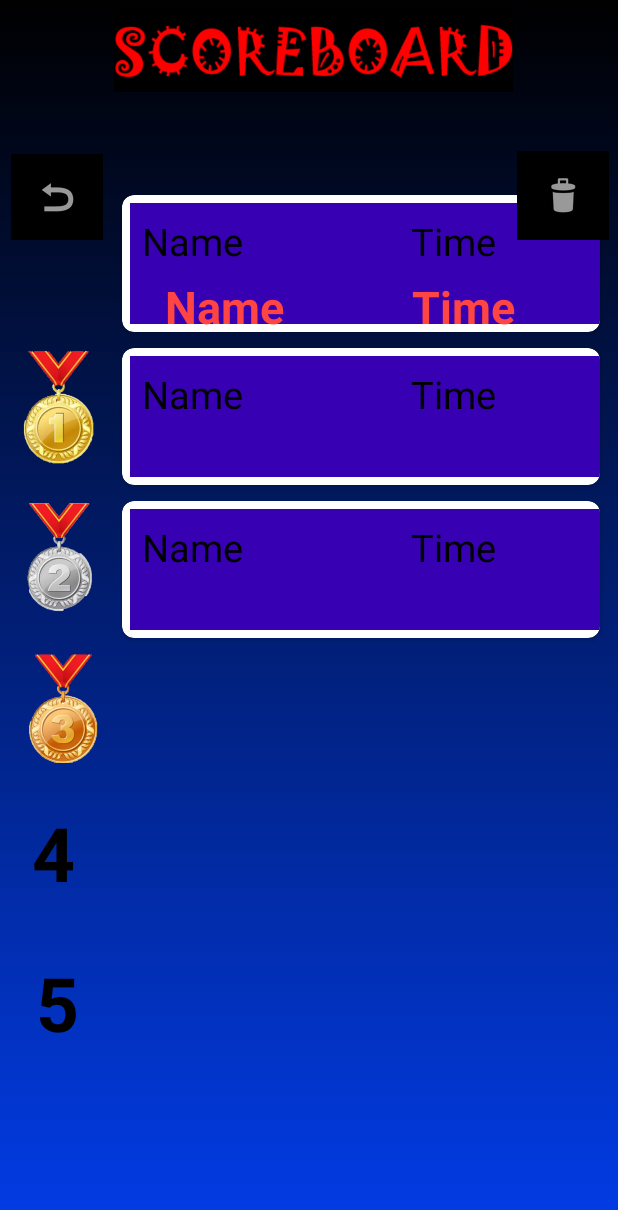
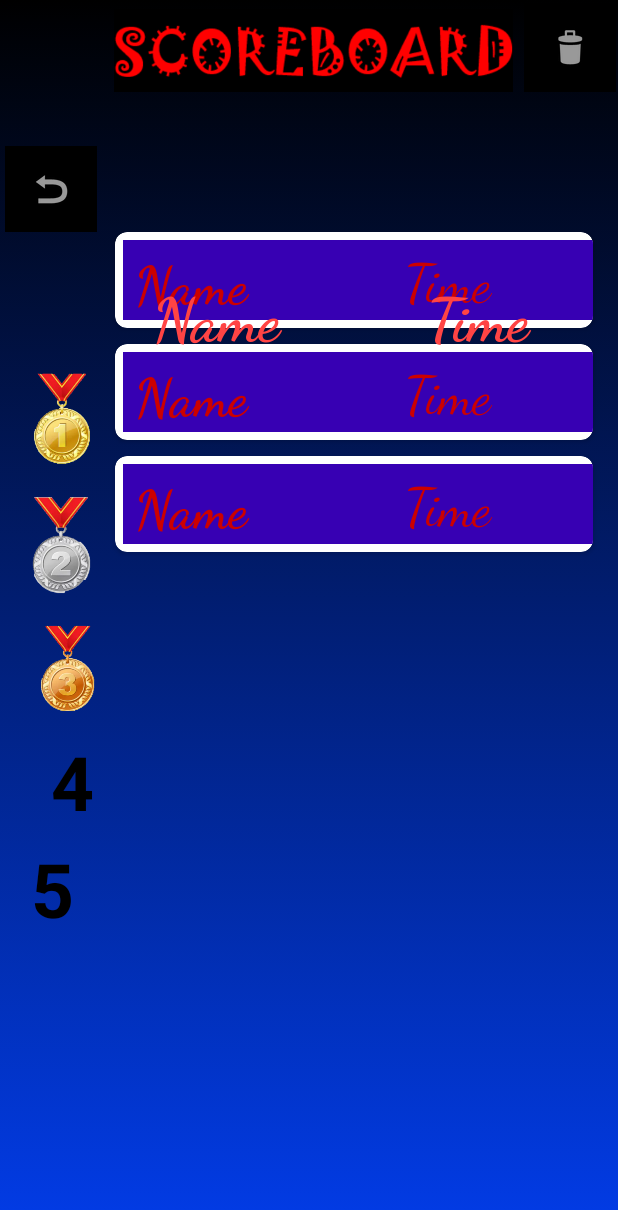
Before and after one commit to DIT113-V22/group-08, an Android app: the layout activity_scoreboard.xml on its own in the app's theme, with its tools: preview values and no code run, on a phone screen of 412 x 824 dp. Shown: the top 1210 px of the screen. Run offline under Robolectric (Android 15) with nearby library versions, the phone set to English and light mode, and no system bars; plain views replace CircularImageView.

Commit message:
Improvements on Leaderboard screen

```diff
--- a/Android/islandRush/app/src/main/res/layout-land/activity_scoreboard.xml
+++ b/Android/islandRush/app/src/main/res/layout-land/activity_scoreboard.xml
@@ -6,56 +6,57 @@
     android:layout_height="match_parent"
     android:background="@drawable/background1"
     android:orientation="vertical"
+    android:theme="@style/Theme.IslandRush.NoActionBar"
     tools:context=".MainActivity">
 
 
     <androidx.recyclerview.widget.RecyclerView
         android:id="@+id/idRvScoreboard"
-        android:layout_width="340dp"
-        android:layout_height="274dp"
+        android:layout_width="333dp"
+        android:layout_height="403dp"
         android:layout_alignStart="@+id/idRvScoreboard"
         android:layout_alignParentEnd="true"
         android:layout_alignParentBottom="true"
         android:layout_marginStart="0dp"
-        android:layout_marginEnd="4dp"
-        android:layout_marginBottom="3dp"
-        tools:listitem="@layout/playerscore_rv_item"
-        tools:ignore="NotSibling" />
+        android:layout_marginEnd="0dp"
+        android:layout_marginBottom="0dp"
+        tools:ignore="NotSibling"
+        tools:listitem="@layout/playerscore_rv_item" />
 
     <ImageView
         android:id="@+id/imageView2"
-        android:layout_width="356dp"
+        android:layout_width="250dp"
         android:layout_height="wrap_content"
         android:layout_alignParentEnd="true"
         android:layout_alignParentBottom="true"
-        android:layout_marginEnd="58dp"
-        android:layout_marginBottom="315dp"
+        android:layout_marginEnd="432dp"
+        android:layout_marginBottom="13dp"
         app:srcCompat="@drawable/score" />
 
     <TextView
         android:id="@+id/textView"
-        android:layout_width="wrap_content"
-        android:layout_height="wrap_content"
+        android:layout_width="74dp"
+        android:layout_height="67dp"
         android:layout_alignParentEnd="true"
         android:layout_alignParentBottom="true"
-        android:layout_marginEnd="246dp"
-        android:layout_marginBottom="283dp"
-        android:text="Name"
-        android:textColor="@android:color/holo_red_light"
-        android:textSize="30sp"
+        android:layout_marginEnd="336dp"
+        android:layout_marginBottom="12dp"
+        android:text="   5"
+        android:textColor="@color/dark_black"
+        android:textSize="40sp"
         android:textStyle="bold" />
 
     <TextView
         android:id="@+id/textView6"
-        android:layout_width="wrap_content"
+        android:layout_width="74dp"
         android:layout_height="wrap_content"
         android:layout_alignParentEnd="true"
         android:layout_alignParentBottom="true"
-        android:layout_marginEnd="73dp"
-        android:layout_marginBottom="281dp"
-        android:text="Time"
-        android:textColor="@android:color/holo_red_light"
-        android:textSize="30sp"
+        android:layout_marginEnd="338dp"
+        android:layout_marginBottom="83dp"
+        android:text="   4"
+        android:textColor="@color/dark_black"
+        android:textSize="40sp"
         android:textStyle="bold" />
 
     <com.mikhaellopez.circularimageview.CircularImageView
@@ -65,8 +66,8 @@
         android:layout_alignParentEnd="true"
         android:layout_alignParentBottom="true"
         android:layout_marginTop="40dp"
-        android:layout_marginEnd="466dp"
-        android:layout_marginBottom="106dp"
+        android:layout_marginEnd="451dp"
+        android:layout_marginBottom="100dp"
         android:src="@drawable/logo"
         app:civ_border_color="#2CD319"
         app:civ_border_width="5dp"
@@ -80,50 +81,58 @@
 
     <ImageView
         android:id="@+id/imageView3"
-        android:layout_width="79dp"
-        android:layout_height="91dp"
+        android:layout_width="86dp"
+        android:layout_height="84dp"
         android:layout_alignParentEnd="true"
         android:layout_alignParentBottom="true"
-        android:layout_marginEnd="342dp"
-        android:layout_marginBottom="182dp"
+        android:layout_marginEnd="332dp"
+        android:layout_marginBottom="300dp"
         app:srcCompat="@drawable/first_medal" />
 
     <ImageView
         android:id="@+id/imageView4"
-        android:layout_width="81dp"
-        android:layout_height="84dp"
+        android:layout_width="75dp"
+        android:layout_height="72dp"
         android:layout_alignParentEnd="true"
         android:layout_alignParentBottom="true"
-        android:layout_marginEnd="338dp"
-        android:layout_marginBottom="93dp"
+        android:layout_marginEnd="335dp"
+        android:layout_marginBottom="223dp"
         app:srcCompat="@drawable/second_medal" />
 
     <ImageView
         android:id="@+id/imageView8"
-        android:layout_width="83dp"
+        android:layout_width="79dp"
         android:layout_height="76dp"
         android:layout_alignParentEnd="true"
         android:layout_alignParentBottom="true"
-        android:layout_marginEnd="339dp"
-        android:layout_marginBottom="8dp"
+        android:layout_marginEnd="332dp"
+        android:layout_marginBottom="139dp"
         app:srcCompat="@drawable/third_medal" />
 
     <ImageButton
         android:id="@+id/homeBtn"
-        android:layout_width="54dp"
-        android:layout_height="42dp"
-        android:background="@color/black"
+        android:layout_width="64dp"
+        android:layout_height="46dp"
+        android:layout_alignParentStart="true"
+        android:layout_alignParentEnd="true"
+        android:layout_alignParentBottom="true"
+        android:layout_marginStart="13dp"
+        android:layout_marginEnd="654dp"
+        android:layout_marginBottom="302dp"
+        android:background="@color/cardview_shadow_end_color"
         app:srcCompat="@android:drawable/ic_menu_revert" />
 
     <ImageButton
         android:id="@+id/resetBtn"
         android:layout_width="57dp"
         android:layout_height="49dp"
+        android:layout_alignParentStart="true"
         android:layout_alignParentEnd="true"
         android:layout_alignParentBottom="true"
-        android:layout_marginEnd="0dp"
-        android:layout_marginBottom="362dp"
-        android:background="@color/black"
+        android:layout_marginStart="248dp"
+        android:layout_marginEnd="425dp"
+        android:layout_marginBottom="299dp"
+        android:background="@color/cardview_shadow_end_color"
         app:srcCompat="@android:drawable/ic_menu_delete" />
 
 
--- a/Android/islandRush/app/src/main/res/layout/activity_scoreboard.xml
+++ b/Android/islandRush/app/src/main/res/layout/activity_scoreboard.xml
@@ -6,6 +6,7 @@
     android:layout_height="match_parent"
     android:background="@drawable/background1"
     android:orientation="vertical"
+    android:theme="@style/Theme.IslandRush.NoActionBar"
     tools:context=".MainActivity">
 
 
@@ -15,8 +16,8 @@
         android:layout_height="561dp"
         android:layout_below="@+id/imageView"
         android:layout_alignParentStart="true"
-        android:layout_marginStart="76dp"
-        android:layout_marginTop="57dp"
+        android:layout_marginStart="71dp"
+        android:layout_marginTop="82dp"
         tools:listitem="@layout/playerscore_rv_item" />
 
     <ImageView
@@ -29,67 +30,75 @@
         android:layout_marginEnd="70dp"
         app:srcCompat="@drawable/score" />
 
+
     <ImageButton
         android:id="@+id/homeBtn"
         android:layout_width="61dp"
         android:layout_height="57dp"
         android:layout_alignParentEnd="true"
         android:layout_alignParentBottom="true"
-        android:layout_marginEnd="343dp"
-        android:layout_marginBottom="664dp"
+        android:layout_marginEnd="347dp"
+        android:layout_marginBottom="669dp"
         android:background="@color/black"
         app:srcCompat="@android:drawable/ic_menu_revert" />
-
 
     <ImageButton
         android:id="@+id/resetBtn"
         android:layout_width="61dp"
         android:layout_height="59dp"
-        android:layout_alignEnd="@+id/imageView"
-        android:layout_alignParentBottom="true"
-        android:layout_marginEnd="-64dp"
-        android:layout_marginBottom="664dp"
+        android:layout_alignParentTop="true"
+        android:layout_alignParentEnd="true"
+        android:layout_marginTop="2dp"
+        android:layout_marginEnd="1dp"
         android:background="@color/black"
         app:srcCompat="@android:drawable/ic_menu_delete" />
 
     <ImageView
         android:id="@+id/imageView5"
         android:layout_width="wrap_content"
-        android:layout_height="77dp"
+        android:layout_height="62dp"
+        android:layout_alignParentStart="true"
         android:layout_alignParentEnd="true"
         android:layout_alignParentBottom="true"
-        android:layout_marginEnd="331dp"
+        android:layout_marginStart="0dp"
+        android:layout_marginEnd="327dp"
         android:layout_marginBottom="514dp"
         app:srcCompat="@drawable/first_medal" />
 
     <ImageView
         android:id="@+id/imageView6"
         android:layout_width="69dp"
-        android:layout_height="73dp"
+        android:layout_height="65dp"
+        android:layout_alignParentStart="true"
         android:layout_alignParentEnd="true"
         android:layout_alignParentBottom="true"
-        android:layout_marginEnd="336dp"
-        android:layout_marginBottom="416dp"
+        android:layout_marginStart="8dp"
+        android:layout_marginEnd="335dp"
+        android:layout_marginBottom="428dp"
         app:srcCompat="@drawable/second_medal" />
 
     <ImageView
         android:id="@+id/imageView7"
-        android:layout_width="76dp"
-        android:layout_height="74dp"
+        android:layout_width="67dp"
+        android:layout_height="58dp"
+        android:layout_alignParentStart="true"
         android:layout_alignParentEnd="true"
         android:layout_alignParentBottom="true"
-        android:layout_marginEnd="332dp"
-        android:layout_marginBottom="315dp"
+        android:layout_marginStart="11dp"
+        android:layout_marginEnd="333dp"
+        android:layout_marginBottom="350dp"
         app:srcCompat="@drawable/third_medal" />
 
     <TextView
         android:id="@+id/textView2"
-        android:layout_width="65dp"
+        android:layout_width="53dp"
         android:layout_height="wrap_content"
+        android:layout_alignParentStart="true"
         android:layout_alignParentEnd="true"
         android:layout_alignParentBottom="true"
-        android:layout_marginEnd="338dp"
-        android:layout_marginBottom="222dp"
+        android:layout_marginStart="21dp"
+        android:layout_marginEnd="337dp"
+        android:layout_marginBottom="269dp"
         android:text=" 4"
         android:textColor="@color/black"
         android:textSize="50sp"
@@ -99,10 +108,12 @@
         android:id="@+id/textView3"
         android:layout_width="63dp"
         android:layout_height="wrap_content"
+        android:layout_alignParentStart="true"
         android:layout_alignParentEnd="true"
         android:layout_alignParentBottom="true"
-        android:layout_marginEnd="337dp"
-        android:layout_marginBottom="122dp"
+        android:layout_marginStart="8dp"
+        android:layout_marginEnd="340dp"
+        android:layout_marginBottom="198dp"
         android:text=" 5"
         android:textColor="@color/black"
         android:textSize="50sp"
@@ -114,11 +125,12 @@
         android:layout_height="42dp"
         android:layout_alignParentEnd="true"
         android:layout_alignParentBottom="true"
-        android:layout_marginEnd="184dp"
-        android:layout_marginBottom="598dp"
+        android:layout_marginEnd="192dp"
+        android:layout_marginBottom="593dp"
+        android:fontFamily="cursive"
         android:text="Name"
         android:textColor="@android:color/holo_red_light"
-        android:textSize="30sp"
+        android:textSize="40sp"
         android:textStyle="bold" />
 
     <TextView
@@ -127,11 +139,12 @@
         android:layout_height="wrap_content"
         android:layout_alignParentEnd="true"
         android:layout_alignParentBottom="true"
-        android:layout_marginEnd="30dp"
-        android:layout_marginBottom="599dp"
+        android:layout_marginEnd="20dp"
+        android:layout_marginBottom="586dp"
+        android:fontFamily="cursive"
         android:text="Time"
         android:textColor="@android:color/holo_red_light"
-        android:textSize="30sp"
+        android:textSize="40sp"
         android:textStyle="bold" />
 
 
--- a/Android/islandRush/app/src/main/res/layout/playerscore_rv_item.xml
+++ b/Android/islandRush/app/src/main/res/layout/playerscore_rv_item.xml
@@ -11,7 +11,7 @@
     <LinearLayout
         android:id="@+id/idLLPlayerScore"
         android:layout_width="391dp"
-        android:layout_height="wrap_content"
+        android:layout_height="53dp"
         android:layout_margin="5dp"
         android:background="@color/purple_700"
         android:orientation="horizontal">
@@ -19,21 +19,24 @@
         <TextView
             android:id="@+id/idTVPlayerName"
             android:layout_width="179dp"
-            android:layout_height="match_parent"
+            android:layout_height="80dp"
+            android:layout_marginBottom="30dp"
+            android:fontFamily="cursive"
             android:padding="8dp"
             android:text="Name"
-            android:layout_marginBottom="30dp"
-            android:textColor="@color/black"
-            android:textSize="25sp" />
+            android:textColor="@android:color/holo_red_dark"
+            android:textSize="35sp"
+            android:textStyle="bold" />
 
         <TextView
             android:id="@+id/idTVRaceDuration"
-            android:layout_width="213dp"
+            android:layout_width="205dp"
             android:layout_height="match_parent"
+            android:fontFamily="cursive"
             android:padding="8dp"
             android:text="Time"
-            android:textColor="@color/black"
-            android:textSize="25sp" />
+            android:textColor="@android:color/holo_red_dark"
+            android:textSize="35sp" />
 
     </LinearLayout>
 
```
Also changed, not shown: 1 other file.
